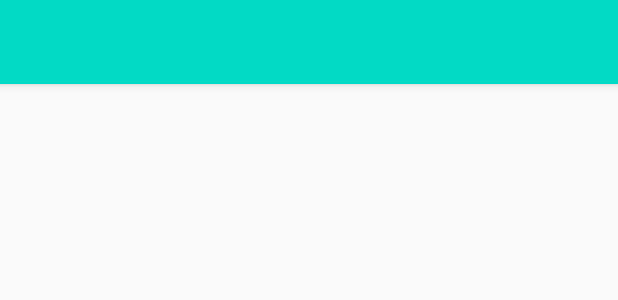
After one commit to thitboxao0909/RoomControl, an Android app: the layout activity_settings.xml on its own in the app's theme, with its tools: preview values and no code run, on a phone screen of 412 x 824 dp. The commit adds this screen. Shown: the top 300 px of the screen. Run offline under Robolectric (Android 15) with nearby library versions, the phone set to English and light mode, and no system bars.

Commit message:
SettingsActivity and toolbar.xml

```diff
--- a/app/build.gradle
+++ b/app/build.gradle
@@ -28,6 +28,7 @@ dependencies {
     implementation 'androidx.appcompat:appcompat:1.2.0'
     implementation 'androidx.constraintlayout:constraintlayout:2.0.1'
     implementation 'com.google.firebase:firebase-auth:16.0.5'
+    implementation 'androidx.preference:preference:1.1.0'
     testImplementation 'junit:junit:4.12'
     implementation 'com.google.android.gms:play-services-auth:18.1.0'
     androidTestImplementation 'androidx.test.ext:junit:1.1.2'
--- /dev/null
+++ b/app/src/main/res/layout/activity_settings.xml
@@ -0,0 +1,13 @@
+<?xml version="1.0" encoding="utf-8"?>
+<androidx.constraintlayout.widget.ConstraintLayout xmlns:android="http://schemas.android.com/apk/res/android"
+    xmlns:app="http://schemas.android.com/apk/res-auto"
+    xmlns:tools="http://schemas.android.com/tools"
+    android:layout_width="match_parent"
+    android:layout_height="match_parent"
+    tools:context=".SettingsActivity">
+
+    <include
+        android:id="@+id/toolbar"
+        layout="@layout/toolbar" />
+
+</androidx.constraintlayout.widget.ConstraintLayout>
--- /dev/null
+++ b/app/src/main/res/layout/toolbar.xml
@@ -0,0 +1,11 @@
+<?xml version="1.0" encoding="utf-8"?>
+<androidx.appcompat.widget.Toolbar xmlns:android="http://schemas.android.com/apk/res/android"
+    android:layout_width="match_parent"
+    android:layout_height="wrap_content"
+    xmlns:app="http://schemas.android.com/apk/res-auto"
+    android:background="@color/colorAccent"
+    android:elevation="4dp"
+    android:theme="@style/ThemeOverlay.AppCompat.Dark.ActionBar"
+    app:popupTheme="@style/ThemeOverlay.AppCompat.Light">
+
+</androidx.appcompat.widget.Toolbar>
--- a/app/src/main/res/values/styles.xml
+++ b/app/src/main/res/values/styles.xml
@@ -1,6 +1,6 @@
 <resources>
     <!-- Base application theme. -->
-    <style name="AppTheme" parent="Theme.AppCompat.Light.DarkActionBar">
+    <style name="AppTheme" parent="Theme.AppCompat.Light.NoActionBar">
         <!-- Customize your theme here. -->
         <item name="colorPrimary">@color/colorPrimary</item>
         <item name="colorPrimaryDark">@color/colorPrimaryDark</item>
```
Also changed, not shown: app/src/main/AndroidManifest.xml (+4 -3 lines), app/src/main/java/com/example/auth/MainActivity.java (+14 -0 lines), app/src/main/java/com/example/auth/SettingsActivity.java (added, +20 -0 lines), app/src/main/res/drawable/messages.xml (added, +9 -0 lines), app/src/main/res/drawable/sync.xml (added, +9 -0 lines), app/src/main/res/layout/activity_main.xml (+7 -8 lines), app/src/main/res/values/arrays.xml (added, +12 -0 lines), app/src/main/res/values/strings.xml (+16 -0 lines).
